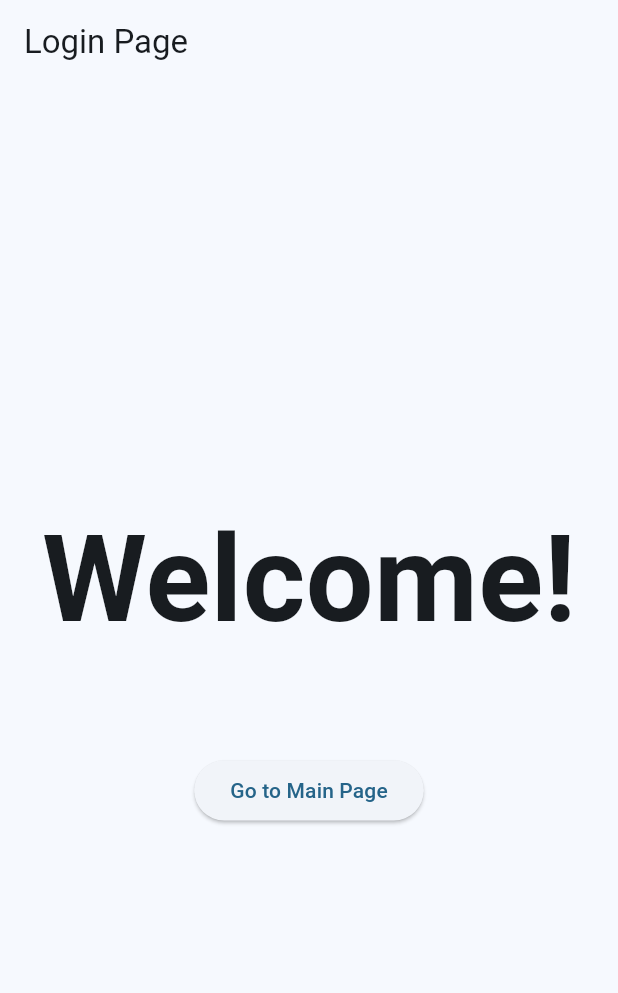
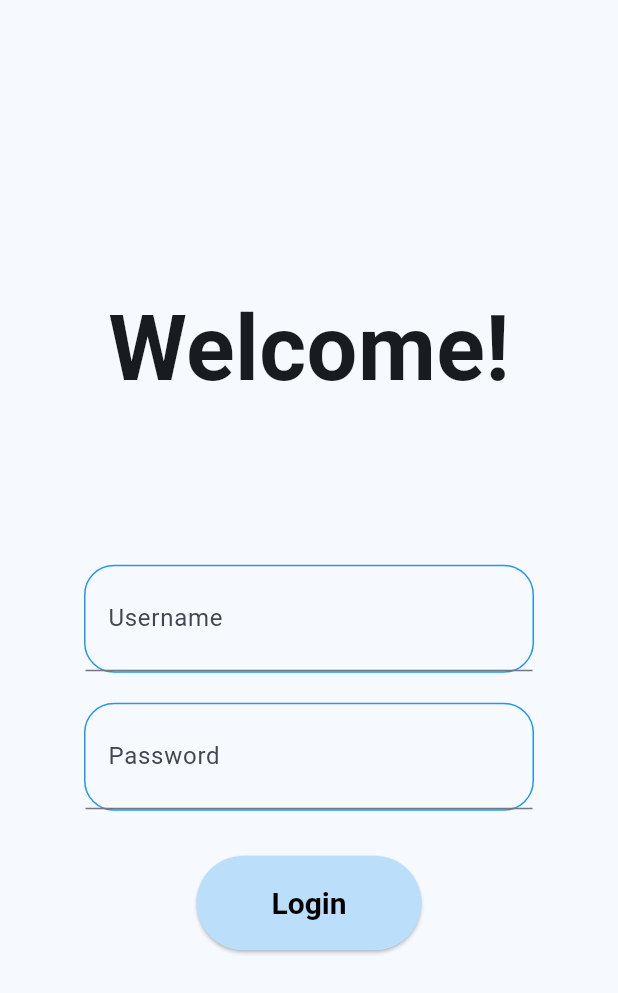
Before and after one commit to dxnn20/UNIHACK2023, a Flutter app: the screen it shows after launch, on a phone screen of 412 x 824 dp. Shown: the top 993 px of the screen. Run offline on Flutter 3.47's test engine with Material 2 defaults, Android fonts, the phone set to English and light mode, and no system bars.

Commit message:
Login page

```diff
--- a/lib/login_page.dart
+++ b/lib/login_page.dart
@@ -1,6 +1,5 @@
 import 'package:flutter/material.dart';
 import 'package:unihack/main.dart';
-// Assuming you have a main_page.dart file
 
 class LoginPage extends StatefulWidget {
   const LoginPage({super.key});
@@ -13,22 +12,65 @@ class _LoginPageState extends State<LoginPage> {
   @override
   Widget build(BuildContext context) {
     return Scaffold(
-      appBar: AppBar(
-        title: const Text('Login Page'),
-      ),
       body: Center(
         child: Column(
           mainAxisAlignment: MainAxisAlignment.center,
           children: <Widget>[
+            Spacer(),
             const Text('Welcome!',
             style: TextStyle(
-              fontSize: 80,
+              fontSize: 60,
               fontWeight: FontWeight.bold,
               ),
             ),
+            const Padding(padding: EdgeInsets.all(50)),
+            Container(
+              width: 300,
+              decoration: BoxDecoration(
+                borderRadius: BorderRadius.circular(20),
+                border: Border.all(color: Colors.blue),
+              ),
+            child: const TextField(
+              decoration: InputDecoration(
+                labelText: 'Username',
+                border: UnderlineInputBorder(
+                  borderSide: BorderSide(
+                      color: Colors.black,
+                  ),
+                ),
+                contentPadding: EdgeInsets.all(15.0),
+              ),
+            ),
+            ),
             const SizedBox(height: 20),
-            const Padding(padding: EdgeInsets.all(20)),
+            Container(
+              width: 300,
+              decoration: BoxDecoration(
+                borderRadius: BorderRadius.circular(20),
+                border: Border.all(color: Colors.blue),
+              ),
+              child: const TextField(
+                decoration: InputDecoration(
+                  labelText: 'Password',
+                  border: UnderlineInputBorder(
+                    borderSide: BorderSide(
+                      color: Colors.black,
+                    ),
+                  ),
+                  contentPadding: EdgeInsets.all(15.0),
+                ),
+              ),
+            ),
+            const SizedBox(height: 30),
             ElevatedButton(
+              style: ElevatedButton.styleFrom(
+                backgroundColor: Colors.blue[100],
+                padding: const EdgeInsets.symmetric(horizontal: 50, vertical: 20),
+                textStyle: const TextStyle(
+                  fontSize: 20,
+                  fontWeight: FontWeight.bold,
+                ),
+              ),
               onPressed: () {
                 // Navigate to the main page
                 Navigator.pushReplacement(
@@ -36,8 +78,17 @@ class _LoginPageState extends State<LoginPage> {
                   MaterialPageRoute(builder: (context) => const MyHomePage(title: 'Main Page',)),
                 );
               },
-              child: const Text('Go to Main Page'),
+              child: const Text(
+                  'Login',
+                  style: TextStyle(
+                    color: Colors.black,
+                    fontSize: 20,
+                    fontWeight: FontWeight.bold,
+                  ),
+              ),
             ),
+
+            Spacer(),
           ],
         ),
       ),
--- a/lib/main.dart
+++ b/lib/main.dart
@@ -176,7 +176,7 @@ class _Card extends StatelessWidget {
                 fontWeight: FontWeight.bold,
               ),
             ),
-            const SizedBox(height: 15.0, width: 300.0),
+            const SizedBox(height: 20.0, width: 300.0),
              Text(
               description, // Text to display
               style: const TextStyle(fontSize: 16.0),
```
Also changed, not shown: lib/maps_page.dart (added), 3 other files.
